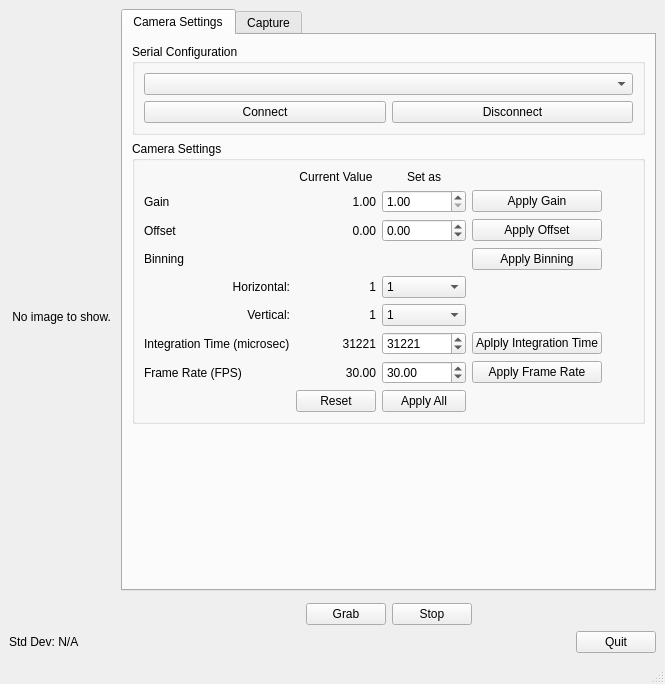
Qt form mainwindow.ui (woodykang/CCD-Control) before a commit.
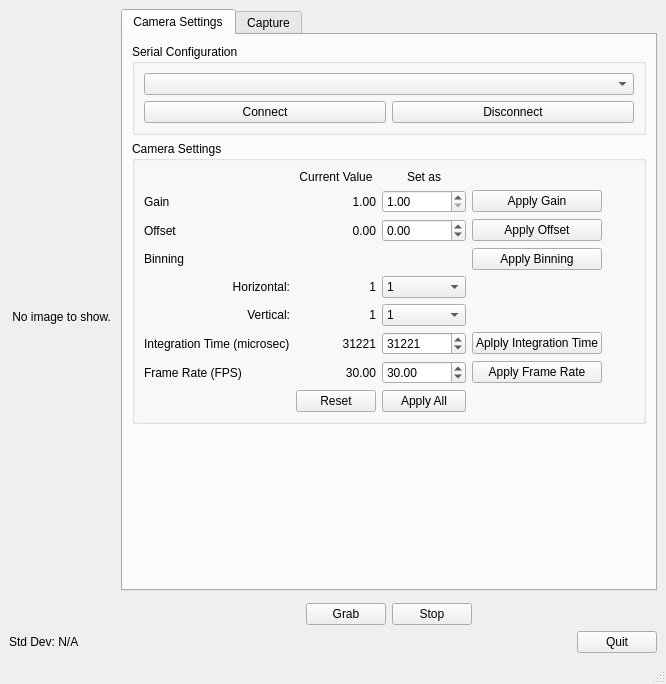
The same form after that commit. The open tabs and pages were chosen to show the change.

Patch:
```diff
--- a/mainwindow.ui
+++ b/mainwindow.ui
@@ -6,7 +6,7 @@
    <rect>
     <x>0</x>
     <y>0</y>
-    <width>665</width>
+    <width>666</width>
     <height>640</height>
    </rect>
   </property>
```
Left out of the diff: 14 changed lines with no effect on the pictures.
